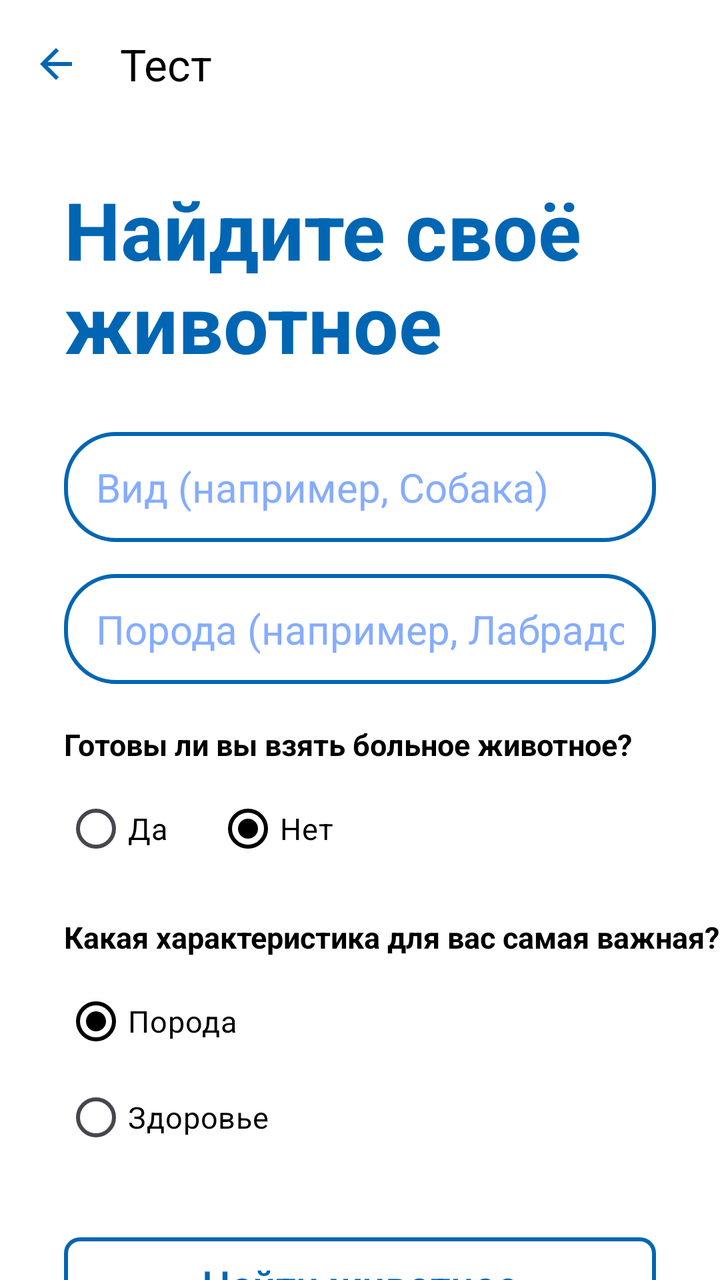
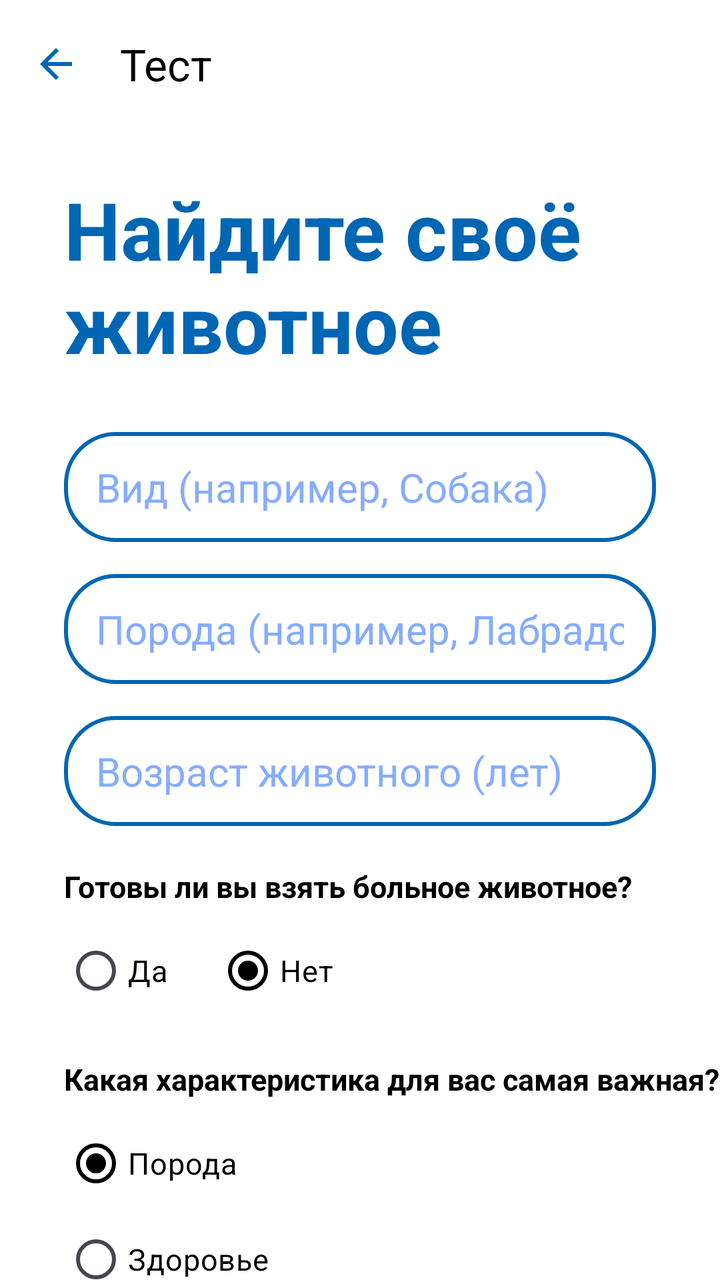

Compare the two renders of this Android layout. The source of the first and the diff that turns it into the second are given below.
<!-- AndroidManifest.xml: application theme Theme.VetUslugi -->
<!-- res/layout/fragment_survey.xml -->
<?xml version="1.0" encoding="utf-8"?>
<androidx.constraintlayout.widget.ConstraintLayout xmlns:android="http://schemas.android.com/apk/res/android"
    xmlns:app="http://schemas.android.com/apk/res-auto"
    android:layout_width="match_parent"
    android:layout_height="match_parent">

    <com.google.android.material.appbar.MaterialToolbar
        android:id="@+id/toolbar"
        android:layout_width="0dp"
        android:layout_height="?attr/actionBarSize"
        android:background="?android:attr/background"
        app:layout_constraintEnd_toEndOf="parent"
        app:layout_constraintStart_toStartOf="parent"
        app:layout_constraintTop_toTopOf="parent"
        app:navigationIcon="@drawable/ic_arrow_back"
        app:navigationIconTint="@color/blue"
        app:title="Тест"
        app:titleTextColor="?android:attr/colorPrimary" />

    <androidx.core.widget.NestedScrollView
        android:layout_width="0dp"
        android:layout_height="0dp"
        app:layout_constraintBottom_toBottomOf="parent"
        app:layout_constraintEnd_toEndOf="parent"
        app:layout_constraintStart_toStartOf="parent"
        app:layout_constraintTop_toBottomOf="@+id/toolbar">

        <androidx.constraintlayout.widget.ConstraintLayout
            android:layout_width="match_parent"
            android:layout_height="wrap_content"
            android:paddingBottom="40dp">

            <TextView
                android:id="@+id/textView11"
                android:layout_width="0dp"
                android:layout_height="wrap_content"
                android:layout_marginStart="32dp"
                android:layout_marginEnd="32dp"
                android:layout_marginTop="24dp"
                android:text="Найдите своё\nживотное"
                android:textColor="@color/blue"
                android:textSize="40sp"
                android:textStyle="bold"
                app:layout_constraintStart_toStartOf="parent"
                app:layout_constraintTop_toTopOf="parent" />

            <EditText
                android:id="@+id/etSpecies"
                android:layout_width="0dp"
                android:layout_height="55dp"
                android:layout_marginStart="32dp"
                android:layout_marginEnd="32dp"
                android:layout_marginTop="28dp"
                android:background="@drawable/rounded_corners"
                android:hint="Вид (например, Собака)"
                android:inputType="text"
                android:paddingStart="16dp"
                android:paddingEnd="16dp"
                android:textColor="?android:attr/colorPrimary"
                app:layout_constraintEnd_toEndOf="parent"
                app:layout_constraintStart_toStartOf="parent"
                app:layout_constraintTop_toBottomOf="@+id/textView11" />

            <EditText
                android:id="@+id/etBreed"
                android:layout_width="0dp"
                android:layout_height="55dp"
                android:layout_marginStart="32dp"
                android:layout_marginEnd="32dp"
                android:layout_marginTop="16dp"
                android:background="@drawable/rounded_corners"
                android:hint="Порода (например, Лабрадор)"
                android:inputType="text"
                android:paddingStart="16dp"
                android:paddingEnd="16dp"
                android:textColor="?android:attr/colorPrimary"
                app:layout_constraintEnd_toEndOf="parent"
                app:layout_constraintStart_toStartOf="parent"
                app:layout_constraintTop_toBottomOf="@+id/etSpecies" />

            <TextView
                android:id="@+id/tvLabelSick"
                android:layout_width="0dp"
                android:layout_height="wrap_content"
                android:layout_marginStart="32dp"
                android:layout_marginEnd="32dp"
                android:layout_marginTop="20dp"
                android:text="Готовы ли вы взять больное животное?"
                android:textColor="?android:attr/colorPrimary"
                android:textSize="15sp"
                android:textStyle="bold"
                app:layout_constraintStart_toStartOf="parent"
                app:layout_constraintTop_toBottomOf="@+id/etBreed" />

            <RadioGroup
                android:id="@+id/rgSick"
                android:layout_width="0dp"
                android:layout_height="wrap_content"
                android:layout_marginStart="32dp"
                android:layout_marginEnd="32dp"
                android:layout_marginTop="8dp"
                android:orientation="horizontal"
                app:layout_constraintStart_toStartOf="parent"
                app:layout_constraintTop_toBottomOf="@+id/tvLabelSick">

                <RadioButton
                    android:id="@+id/rbSickYes"
                    android:layout_width="wrap_content"
                    android:layout_height="wrap_content"
                    android:layout_marginEnd="24dp"
                    android:buttonTint="@color/blue"
                    android:text="Да"
                    android:textColor="?android:attr/colorPrimary"
                    android:textSize="15sp" />

                <RadioButton
                    android:id="@+id/rbSickNo"
                    android:layout_width="wrap_content"
                    android:layout_height="wrap_content"
                    android:buttonTint="@color/blue"
                    android:checked="true"
                    android:text="Нет"
                    android:textColor="?android:attr/colorPrimary"
                    android:textSize="15sp" />

            </RadioGroup>

            <TextView
                android:id="@+id/tvLabelImportant"
                android:layout_width="0dp"
                android:layout_height="wrap_content"
                android:layout_marginStart="32dp"
                android:layout_marginEnd="32dp"
                android:layout_marginTop="20dp"
                android:text="Какая характеристика для вас самая важная?"
                android:textColor="?android:attr/colorPrimary"
                android:textSize="15sp"
                android:textStyle="bold"
                app:layout_constraintStart_toStartOf="parent"
                app:layout_constraintTop_toBottomOf="@+id/rgSick" />

            <RadioGroup
                android:id="@+id/rgImportant"
                android:layout_width="0dp"
                android:layout_height="wrap_content"
                android:layout_marginStart="32dp"
                android:layout_marginEnd="32dp"
                android:layout_marginTop="8dp"
                android:orientation="vertical"
                app:layout_constraintStart_toStartOf="parent"
                app:layout_constraintTop_toBottomOf="@+id/tvLabelImportant">

                <RadioButton
                    android:id="@+id/rbImportantBreed"
                    android:layout_width="wrap_content"
                    android:layout_height="wrap_content"
                    android:buttonTint="@color/blue"
                    android:checked="true"
                    android:text="Порода"
                    android:textColor="?android:attr/colorPrimary"
                    android:textSize="15sp" />

                <RadioButton
                    android:id="@+id/rbImportantHealth"
                    android:layout_width="wrap_content"
                    android:layout_height="wrap_content"
                    android:buttonTint="@color/blue"
                    android:text="Здоровье"
                    android:textColor="?android:attr/colorPrimary"
                    android:textSize="15sp" />

            </RadioGroup>

            <Button
                android:id="@+id/btnSubmitSurvey"
                android:layout_width="0dp"
                android:layout_height="55dp"
                android:layout_marginStart="32dp"
                android:layout_marginEnd="32dp"
                android:layout_marginTop="32dp"
                android:text="Найти животное"
                app:layout_constraintEnd_toEndOf="parent"
                app:layout_constraintStart_toStartOf="parent"
                app:layout_constraintTop_toBottomOf="@+id/rgImportant" />

            <ProgressBar
                android:id="@+id/progressBar"
                style="?android:attr/progressBarStyleLarge"
                android:layout_width="wrap_content"
                android:layout_height="wrap_content"
                android:background="@android:color/transparent"
                android:indeterminate="true"
                android:indeterminateTint="@color/blue"
                android:visibility="gone"
                app:layout_constraintBottom_toBottomOf="parent"
                app:layout_constraintEnd_toEndOf="parent"
                app:layout_constraintStart_toStartOf="parent"
                app:layout_constraintTop_toTopOf="parent" />

        </androidx.constraintlayout.widget.ConstraintLayout>

    </androidx.core.widget.NestedScrollView>

</androidx.constraintlayout.widget.ConstraintLayout>
<!-- resources referenced by this layout -->
<resources>
  <color name="blue">#0066B3</color>
  <!-- drawable ic_arrow_back (drawable) -->
  <?xml version="1.0" encoding="utf-8"?>
  <vector xmlns:android="http://schemas.android.com/apk/res/android"
      android:width="24dp"
      android:height="24dp"
      android:viewportWidth="24"
      android:viewportHeight="24">
      <path
          android:fillColor="@color/blue"
          android:pathData="M20,11H7.83l5.59,-5.59L12,4l-8,8 8,8 1.41,-1.41L7.83,13H20v-2z" />
  </vector>
  <!-- drawable rounded_corners (drawable) -->
  <?xml version="1.0" encoding="utf-8"?>
  <selector xmlns:android="http://schemas.android.com/apk/res/android">
  
      <item android:state_focused="true">
          <shape>
              <solid android:color="?android:attr/background" />
              <stroke android:width="2.5dp" android:color="@color/blue" />
              <corners android:radius="25dp" />
              <padding
                  android:bottom="10dp"
                  android:left="12dp"
                  android:right="12dp"
                  android:top="10dp" />
          </shape>
      </item>
  
      <item>
          <shape>
              <solid android:color="?android:attr/background" />
              <stroke android:width="2dp" android:color="@color/blue" />
              <corners android:radius="25dp" />
              <padding
                  android:bottom="10dp"
                  android:left="12dp"
                  android:right="12dp"
                  android:top="10dp" />
          </shape>
      </item>
  
  </selector>
  <style name="Theme.VetUslugi" parent="Base.Theme.VetUslugi" />
  <style name="Base.Theme.VetUslugi" parent="Theme.Material3.DayNight.NoActionBar">
  
          <item name="materialButtonStyle">@style/Button</item>
          <item name="android:textViewStyle">@style/TextView</item>
          <item name="editTextStyle">@style/EditText</item>
          <item name="checkboxStyle">@style/BlueCheckBoxStyle</item>
  
          <item name="android:background">@color/white</item>
          <item name="colorPrimary">@color/black</item>
      </style>
  <style name="Button" parent="Widget.Material3.Button">
          <item name="shapeAppearanceOverlay">@style/ShapeAppearance.VetUslugi.Button</item>
          <item name="backgroundTint">@android:color/white</item>
          <item name="strokeColor">@color/blue</item>
          <item name="strokeWidth">2dp</item>
          <item name="android:textColor">@color/blue</item>
          <item name="android:textSize">20sp</item>
      </style>
  <style name="TextView" parent="android:Widget.TextView">
          <item name="android:textSize">20sp</item>
          <item name="android:textColor">@color/black</item>
      </style>
  <style name="EditText" parent="android:Widget.EditText">
          <item name="android:textColorHint">@color/light_blue</item>
          <item name="android:textSize">20sp</item>
          <item name="android:textColor">@color/blue</item>
          <item name="android:background">@drawable/rounded_corners</item>
      </style>
  <style name="BlueCheckBoxStyle" parent="Widget.AppCompat.CompoundButton.CheckBox">
          <item name="android:buttonTint">@color/checkbox_blue_tint</item>
      </style>
  <color name="white">#FFFFFF</color>
  <color name="black">#000000</color>
  <style name="ShapeAppearance.VetUslugi.Button" parent="ShapeAppearance.MaterialComponents.SmallComponent">
          <item name="cornerFamily">rounded</item>
          <item name="cornerSize">8dp</item>
      </style>
  <color name="light_blue">#85ACFF</color>
</resources>

<!-- the commit's change to res/layout/fragment_survey.xml (unified diff, before → after) -->
@@ -78,6 +78,23 @@
                 app:layout_constraintStart_toStartOf="parent"
                 app:layout_constraintTop_toBottomOf="@+id/etSpecies" />
 
+            <EditText
+                android:id="@+id/etAge"
+                android:layout_width="0dp"
+                android:layout_height="55dp"
+                android:layout_marginStart="32dp"
+                android:layout_marginEnd="32dp"
+                android:layout_marginTop="16dp"
+                android:background="@drawable/rounded_corners"
+                android:hint="Возраст животного (лет)"
+                android:inputType="number"
+                android:paddingStart="16dp"
+                android:paddingEnd="16dp"
+                android:textColor="?android:attr/colorPrimary"
+                app:layout_constraintEnd_toEndOf="parent"
+                app:layout_constraintStart_toStartOf="parent"
+                app:layout_constraintTop_toBottomOf="@+id/etBreed" />
+
             <TextView
                 android:id="@+id/tvLabelSick"
                 android:layout_width="0dp"
@@ -90,7 +107,7 @@
                 android:textSize="15sp"
                 android:textStyle="bold"
                 app:layout_constraintStart_toStartOf="parent"
-                app:layout_constraintTop_toBottomOf="@+id/etBreed" />
+                app:layout_constraintTop_toBottomOf="@+id/etAge" />
 
             <RadioGroup
                 android:id="@+id/rgSick"
@@ -166,6 +183,15 @@
                     android:layout_height="wrap_content"
                     android:buttonTint="@color/blue"
                     android:text="Здоровье"
+                    android:textColor="?android:attr/colorPrimary"
+                    android:textSize="15sp" />
+
+                <RadioButton
+                    android:id="@+id/rbImportantAge"
+                    android:layout_width="wrap_content"
+                    android:layout_height="wrap_content"
+                    android:buttonTint="@color/blue"
+                    android:text="Возраст"
                     android:textColor="?android:attr/colorPrimary"
                     android:textSize="15sp" />
 
